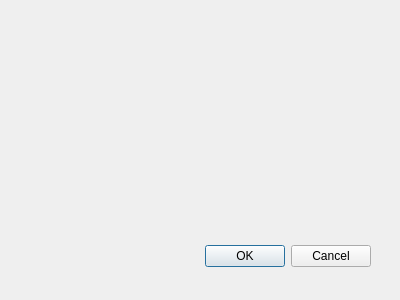
This is test_plugin_dialog_base.ui in citec-spbu/city-view as Qt 5 draws it before an edit. The edited form follows.
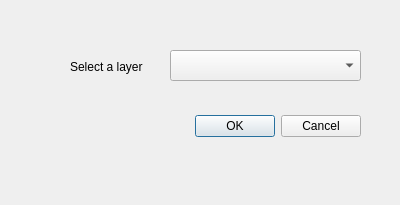
This is the edited form.

Commit message: added widgets with layer selection

Diff of the .ui file:
```diff
--- a/test_plugin_dialog_base.ui
+++ b/test_plugin_dialog_base.ui
@@ -1,22 +1,22 @@
 <ui version="4.0" >
  <class>TestPluginDialogBase</class>
- <widget class="QDialog" name="TestPluginDialogBase" >
-  <property name="geometry" >
+ <widget class="QDialog" name="TestPluginDialogBase">
+  <property name="geometry">
    <rect>
     <x>0</x>
     <y>0</y>
     <width>400</width>
-    <height>300</height>
+    <height>205</height>
    </rect>
   </property>
   <property name="windowTitle" >
    <string>Test Plugin</string>
   </property>
-  <widget class="QDialogButtonBox" name="button_box" >
-   <property name="geometry" >
+  <widget class="QDialogButtonBox" name="button_box">
+   <property name="geometry">
     <rect>
-     <x>30</x>
-     <y>240</y>
+     <x>20</x>
+     <y>110</y>
      <width>341</width>
      <height>32</height>
     </rect>
@@ -28,6 +28,34 @@
     <set>QDialogButtonBox::Cancel|QDialogButtonBox::Ok</set>
    </property>
   </widget>
+  <widget class="QComboBox" name="comboBox">
+   <property name="geometry">
+    <rect>
+     <x>170</x>
+     <y>50</y>
+     <width>191</width>
+     <height>31</height>
+    </rect>
+   </property>
+  </widget>
+  <widget class="QLabel" name="label">
+   <property name="geometry">
+    <rect>
+     <x>70</x>
+     <y>56</y>
+     <width>91</width>
+     <height>21</height>
+    </rect>
+   </property>
+   <property name="font">
+    <font>
+     <pointsize>9</pointsize>
+    </font>
+   </property>
+   <property name="text">
+    <string>Select a layer</string>
+   </property>
+  </widget>
  </widget>
  <resources/>
  <connections>
```
Left out of the diff: 33 changed lines with no effect on the pictures. The commit also changes 5 other files.
